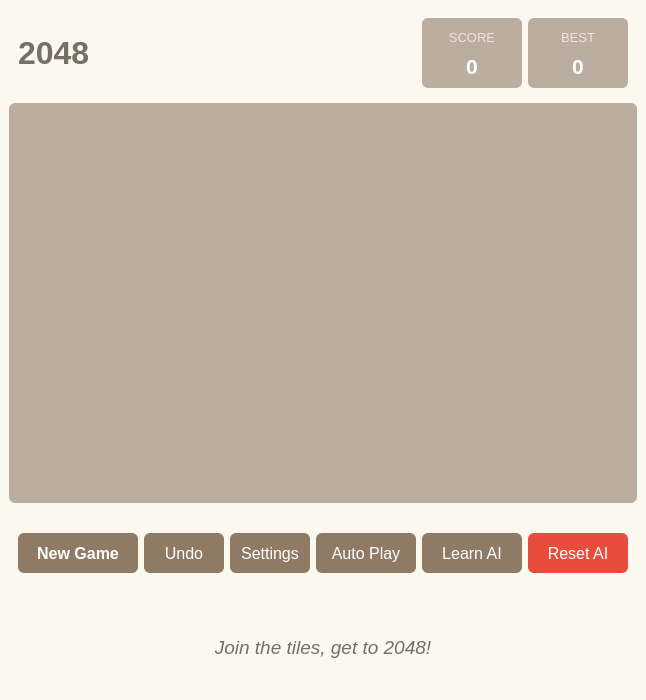
First picture: the form in mainwindow.ui, repository nju-zym/2048-qt, before the edit.
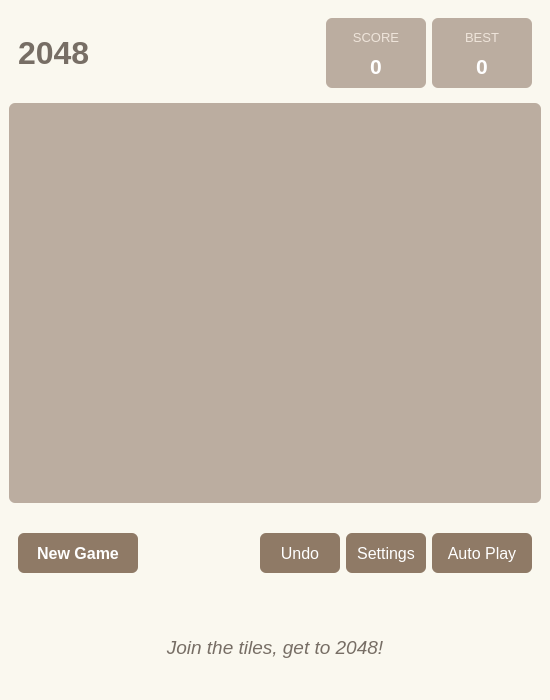
Second picture: the form after the edit.

```diff
--- a/mainwindow.ui
+++ b/mainwindow.ui
@@ -359,62 +359,7 @@
          </property>
         </widget>
        </item>
-       <item>
-        <widget class="QPushButton" name="learnButton">
-         <property name="minimumSize">
-          <size>
-           <width>100</width>
-           <height>40</height>
-          </size>
-         </property>
-         <property name="font">
-          <font>
-           <pointsize>12</pointsize>
-          </font>
-         </property>
-         <property name="styleSheet">
-          <string notr="true">QPushButton {
-    background-color: #8f7a66;
-    color: white;
-    border-radius: 6px;
-}
-QPushButton:hover {
-    background-color: #9f8a76;
-}</string>
-         </property>
-         <property name="text">
-          <string>Learn AI</string>
-         </property>
-        </widget>
-       </item>
-       <item>
-        <widget class="QPushButton" name="resetAIButton">
-         <property name="minimumSize">
-          <size>
-           <width>100</width>
-           <height>40</height>
-          </size>
-         </property>
-         <property name="font">
-          <font>
-           <pointsize>12</pointsize>
-          </font>
-         </property>
-         <property name="styleSheet">
-          <string notr="true">QPushButton {
-    background-color: #e74c3c;
-    color: white;
-    border-radius: 6px;
-}
-QPushButton:hover {
-    background-color: #c0392b;
-}</string>
-         </property>
-         <property name="text">
-          <string>Reset AI</string>
-         </property>
-        </widget>
-       </item>
+
       </layout>
      </widget>
     </item>
```
